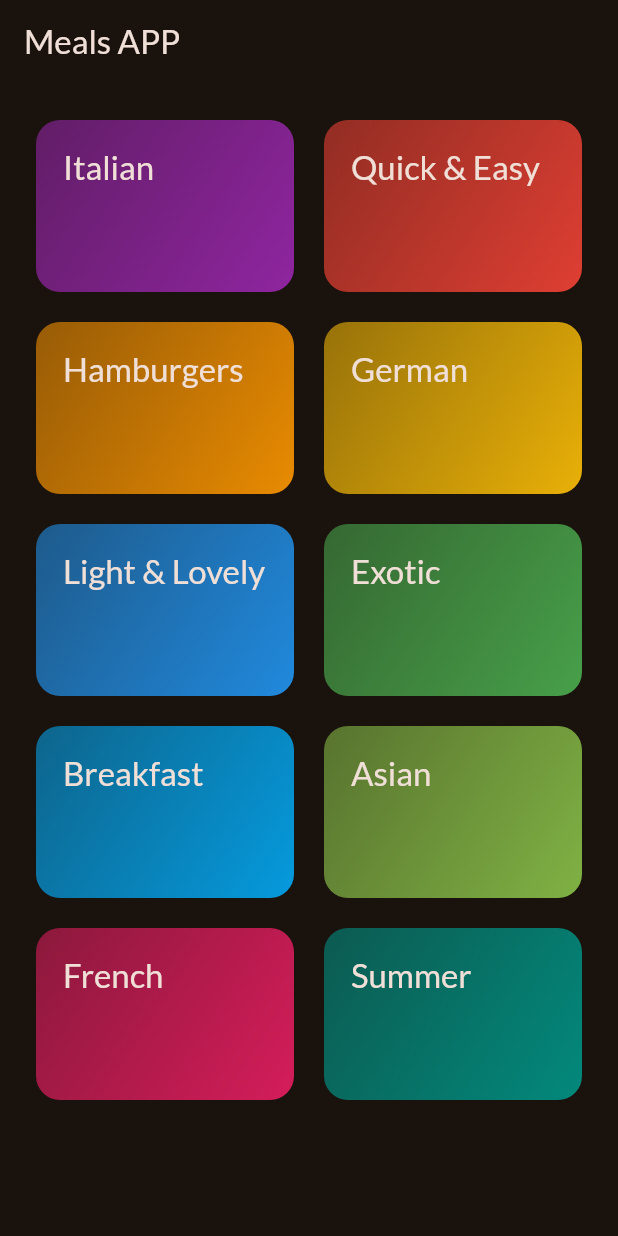
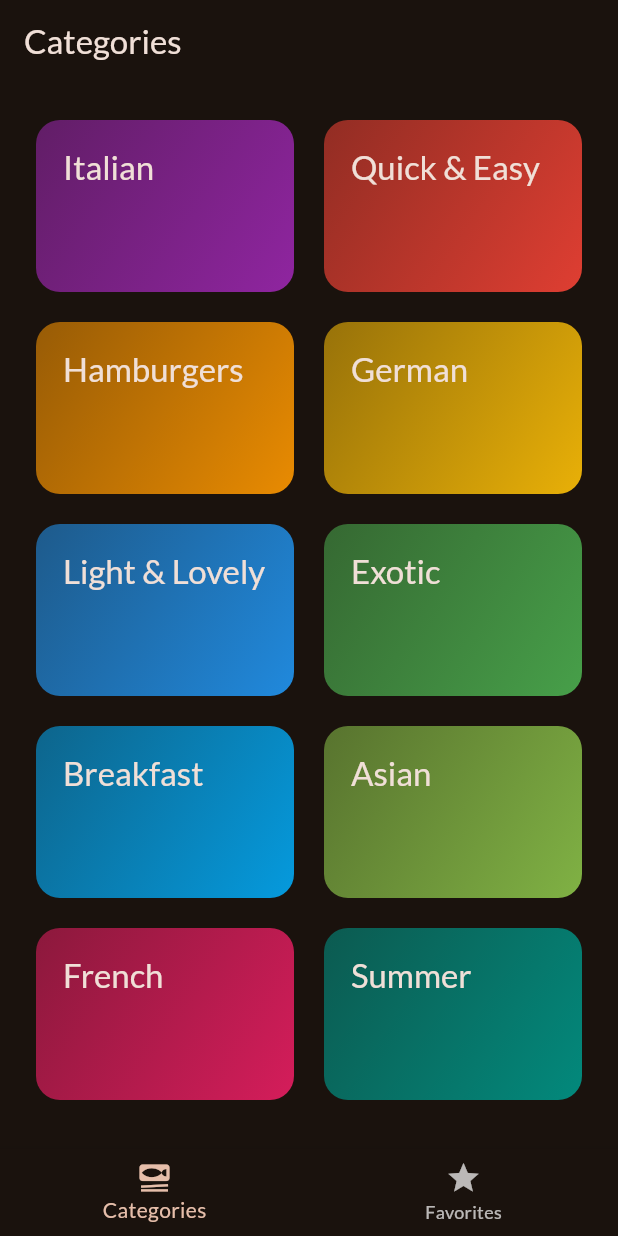
Before and after one commit to yusuffcx/mealsApp-flutter, a Flutter app: the screen it shows after launch, on a phone screen of 412 x 824 dp. Run offline on Flutter 3.47's test engine with Material 3 defaults, Android fonts, the phone set to English and light mode, and no system bars; our stand-ins replace google_fonts, transparent_image.

Commit message:
added bottom nav bar

```diff
--- a/lib/main.dart
+++ b/lib/main.dart
@@ -1,6 +1,7 @@
 import 'package:flutter/material.dart';
 import 'package:google_fonts/google_fonts.dart';
-import 'package:meals/screens/categories.dart';
+//import 'package:meals/screens/categories.dart';
+import 'package:meals/screens/tabs.dart';
 
 final theme = ThemeData(
   useMaterial3: true,
@@ -23,7 +24,7 @@ class App extends StatelessWidget {
     return MaterialApp(
       theme: theme,
       home: const Scaffold(
-        body: CategoriesScreen(),
+        body: TabsScreen(),
       ),
     );
   }
--- a/lib/screens/categories.dart
+++ b/lib/screens/categories.dart
@@ -18,9 +18,7 @@ class CategoriesScreen extends StatelessWidget {
 
   @override
   Widget build(context) {
-    return Scaffold(
-      appBar: AppBar(title: const Text('Meals APP')),
-      body: GridView(
+    return GridView(
       padding: const EdgeInsets.all(24),
       gridDelegate: const SliverGridDelegateWithFixedCrossAxisCount(
           crossAxisCount: 2,
@@ -36,7 +34,6 @@ class CategoriesScreen extends StatelessWidget {
             },
           ),
       ],
-      ),
     );
   }
 }
--- a/lib/screens/meals.dart
+++ b/lib/screens/meals.dart
@@ -4,9 +4,9 @@ import 'package:meals/screens/meal_details.dart';
 import 'package:meals/widgets/meal_item.dart';
 
 class MealsScreen extends StatelessWidget {
-  const MealsScreen({required this.title, required this.meals, super.key});
+  const MealsScreen({this.title, required this.meals, super.key});
 
-  final String title;
+  final String? title;
   final List<Meal> meals;
 
   void mealDetails(context, meal) {
@@ -48,8 +48,13 @@ class MealsScreen extends StatelessWidget {
         ),
       );
     }
+
+    if (title == null) {
+      return content;
+    }
+
     return Scaffold(
-      appBar: AppBar(title: Text(title)),
+      appBar: AppBar(title: Text(title!)),
       body: content,
     );
   }
--- /dev/null
+++ b/lib/screens/tabs.dart
@@ -0,0 +1,48 @@
+import 'package:flutter/material.dart';
+import 'package:meals/screens/categories.dart';
+import 'package:meals/screens/meals.dart';
+
+class TabsScreen extends StatefulWidget {
+  const TabsScreen({super.key});
+  @override
+  State<TabsScreen> createState() {
+    return _TabsScreenState();
+  }
+}
+
+class _TabsScreenState extends State<TabsScreen> {
+  var _pageIndex = 0;
+
+  void changePage(index) {
+    setState(() {
+      _pageIndex = index;
+    });
+  }
+
+  @override
+  Widget build(BuildContext context) {
+    Widget activePage = const CategoriesScreen();
+    var title = 'Categories';
+
+    if (_pageIndex == 1) {
+      activePage = const MealsScreen(meals: []);
+      title = 'Favourties';
+    }
+
+    return Scaffold(
+      body: activePage,
+      appBar: AppBar(
+        title: Text(title),
+      ),
+      bottomNavigationBar: BottomNavigationBar(
+        currentIndex: _pageIndex,
+        items: const [
+          BottomNavigationBarItem(
+              icon: Icon(Icons.set_meal), label: 'Categories'),
+          BottomNavigationBarItem(icon: Icon(Icons.star), label: 'Favorites')
+        ],
+        onTap: changePage,
+      ),
+    );
+  }
+}
```
Lines whose indentation alone changed are shown as unchanged.
